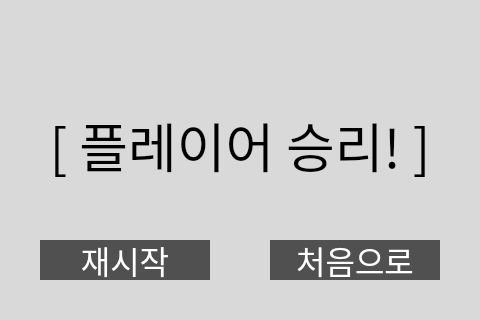
The window that GUI/ui/Result.ui (INUcapstone-19-20/CapstoneDesign_2) describes before a commit, drawn with Qt 5.
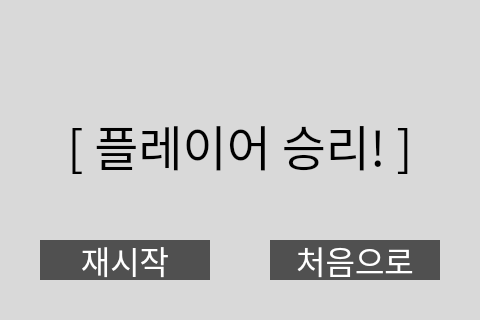
The same window after the commit.

Commit message: Edit result label text size

```diff
--- a/GUI/ui/Result.ui
+++ b/GUI/ui/Result.ui
@@ -83,7 +83,7 @@
     <property name="font">
      <font>
       <family>NanumSquareRound</family>
-      <pointsize>40</pointsize>
+      <pointsize>36</pointsize>
       <weight>50</weight>
       <bold>false</bold>
      </font>
```
The commit also changes 4 other files.
